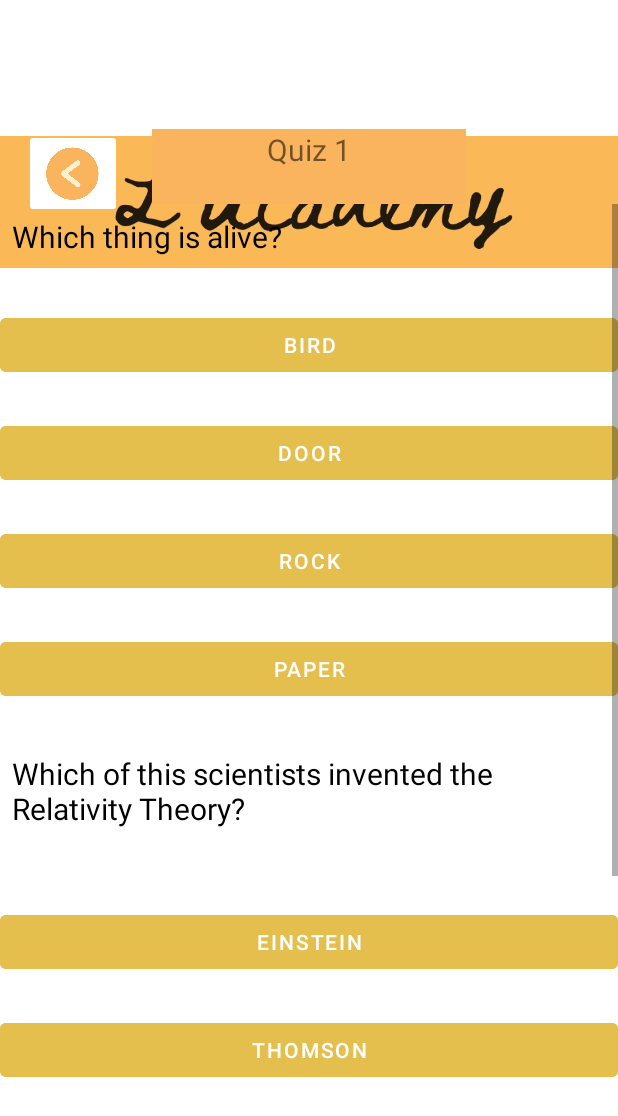
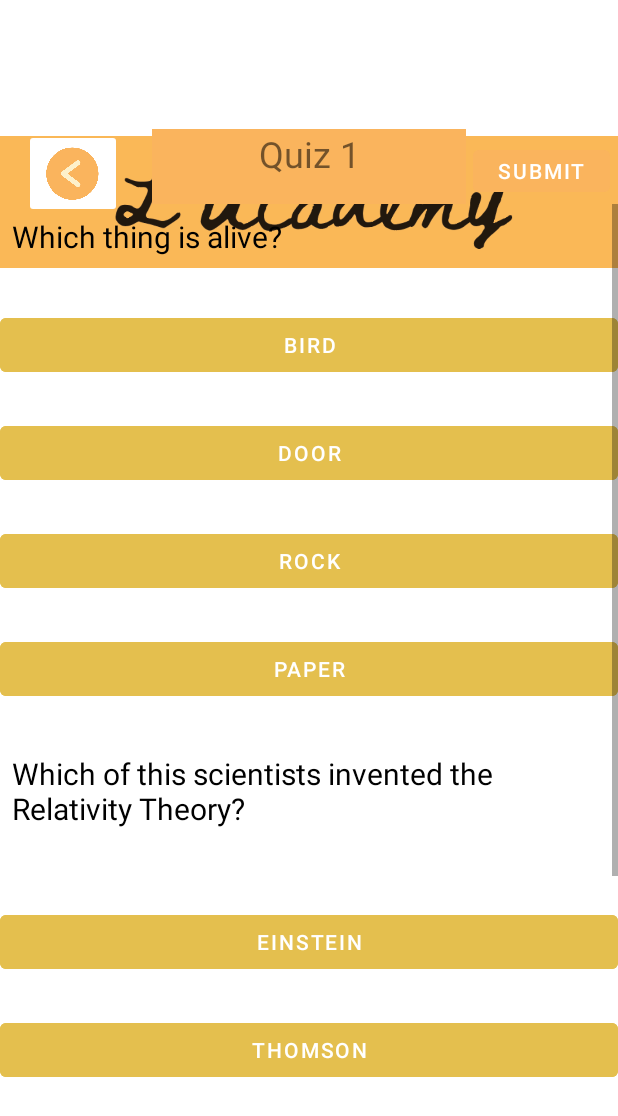
Before and after one commit to ETS-Android5/L-Academy, an Android app: the layout mcq_test.xml on its own in the app's theme, with its tools: preview values and no code run, on a phone screen of 412 x 824 dp. Shown: the top 1116 px of the screen. Run offline under Robolectric (Android 15) with nearby library versions, the phone set to English and light mode, and no system bars.

Commit message:
I have contributed as well

```diff
--- a/MyApplication/app/src/main/res/layout/mcq_test.xml
+++ b/MyApplication/app/src/main/res/layout/mcq_test.xml
@@ -7,6 +7,18 @@
     android:layout_height="match_parent"
     android:background="@color/white"
     android:layerType="software">
+
+    <Button
+        android:id="@+id/button"
+        android:layout_width="91dp"
+        android:layout_height="40dp"
+        android:layout_marginTop="8dp"
+        android:layout_marginEnd="5dp"
+        android:backgroundTint="#FAB45D "
+        android:text="Submit"
+        app:layout_constraintEnd_toEndOf="parent"
+        app:layout_constraintTop_toTopOf="@+id/textView"
+        tools:ignore="TouchTargetSizeCheck" />
 
     <ImageView
         android:id="@+id/imageView"
@@ -149,8 +161,9 @@
         android:backgroundTint="#FAB45D"
         android:text="Quiz 1"
         android:textAlignment="center"
+        android:textColorHint="#FFFFFF"
         android:textColorLink="#000000"
-        android:textSize="20sp"
+        android:textSize="24sp"
         app:layout_constraintEnd_toEndOf="parent"
         app:layout_constraintTop_toTopOf="parent" />
 
```
Also changed, not shown: 1 other file.
